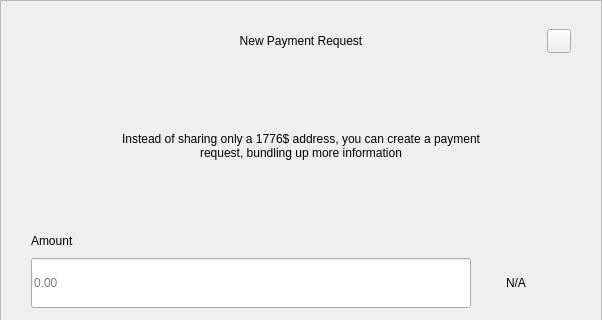
The window that src/qt/forms/requestdialog.ui (OrganicLifeCoin/OrganLife-Core) describes before a commit, drawn with Qt 5; both pictures show x 0 to 602 and y 0 to 320 of the 602 by 607 pixel window.
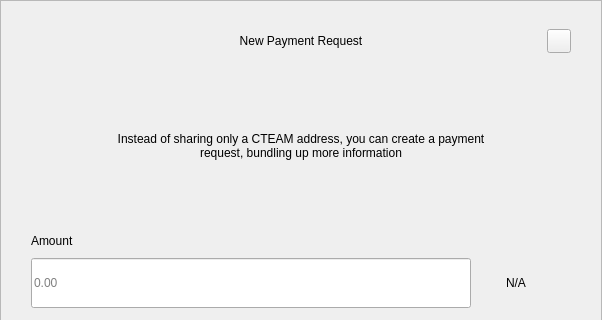
The same window after the commit.

Commit message: CTEAM mainnet release

```diff
--- a/src/qt/forms/requestdialog.ui
+++ b/src/qt/forms/requestdialog.ui
@@ -210,7 +210,7 @@
              </size>
             </property>
             <property name="text">
-             <string>Instead of sharing only a 1776$ address, you can create a payment request, bundling up more information</string>
+             <string>Instead of sharing only a CTEAM address, you can create a payment request, bundling up more information</string>
             </property>
             <property name="alignment">
              <set>Qt::AlignCenter</set>
```
The commit also changes 130 other files.
